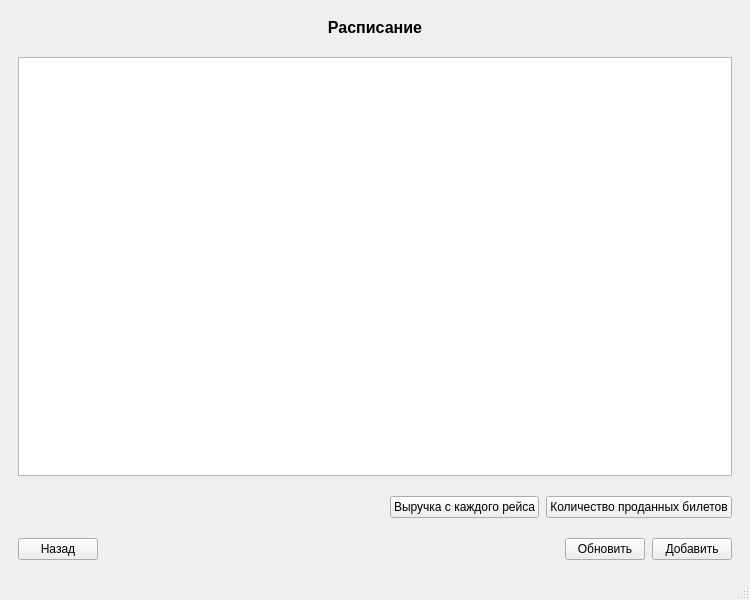
Old version of the form frontend/RWStation/mainwindow.ui in the repository ruslanonly/qt-railway-system.
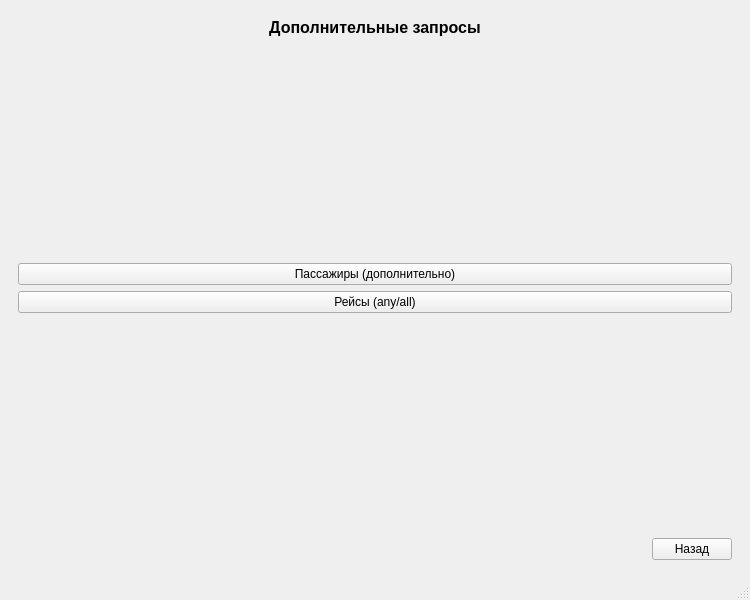
New version of the form.

The edit to the form file:
```diff
--- a/frontend/RWStation/mainwindow.ui
+++ b/frontend/RWStation/mainwindow.ui
@@ -18,7 +18,7 @@
     <item>
      <widget class="QStackedWidget" name="pagesWidget">
       <property name="currentIndex">
-       <number>6</number>
+       <number>7</number>
       </property>
       <widget class="QWidget" name="HomePage">
        <property name="sizePolicy">
@@ -797,6 +797,94 @@
         </item>
        </layout>
       </widget>
+      <widget class="QWidget" name="MiscPage">
+       <layout class="QVBoxLayout" name="verticalLayout_3">
+        <item>
+         <widget class="QLabel" name="homeHeading_2">
+          <property name="styleSheet">
+           <string notr="true">font-size: 12pt; font-weight: 700;</string>
+          </property>
+          <property name="text">
+           <string>Дополнительные запросы</string>
+          </property>
+          <property name="alignment">
+           <set>Qt::AlignCenter</set>
+          </property>
+         </widget>
+        </item>
+        <item>
+         <spacer name="verticalSpacer_2">
+          <property name="orientation">
+           <enum>Qt::Vertical</enum>
+          </property>
+          <property name="sizeHint" stdset="0">
+           <size>
+            <width>20</width>
+            <height>40</height>
+           </size>
+          </property>
+         </spacer>
+        </item>
+        <item>
+         <layout class="QGridLayout" name="redirectButtons_2" rowstretch="0,0">
+          <item row="0" column="0">
+           <widget class="QPushButton" name="passengerAdditionalButton">
+            <property name="cursor">
+             <cursorShape>PointingHandCursor</cursorShape>
+            </property>
+            <property name="text">
+             <string>Пассажиры (дополнительно)</string>
+            </property>
+           </widget>
+          </item>
+          <item row="1" column="0">
+           <widget class="QPushButton" name="scheduleAnyAllButton">
+            <property name="text">
+             <string>Рейсы (any/all)</string>
+            </property>
+           </widget>
+          </item>
+         </layout>
+        </item>
+        <item>
+         <spacer name="verticalSpacer_4">
+          <property name="orientation">
+           <enum>Qt::Vertical</enum>
+          </property>
+          <property name="sizeHint" stdset="0">
+           <size>
+            <width>20</width>
+            <height>40</height>
+           </size>
+          </property>
+         </spacer>
+        </item>
+        <item>
+         <layout class="QHBoxLayout" name="horizontalLayout_9">
+          <item>
+           <spacer name="horizontalSpacer_8">
+            <property name="orientation">
+             <enum>Qt::Horizontal</enum>
+            </property>
+            <property name="sizeHint" stdset="0">
+             <size>
+              <width>40</width>
+              <height>20</height>
+             </size>
+            </property>
+           </spacer>
+          </item>
+          <item>
+           <widget class="QPushButton" name="backMiscPageButton">
+            <property name="text">
+             <string>Назад</string>
+            </property>
+           </widget>
+          </item>
+         </layout>
+        </item>
+       </layout>
+      </widget>
      </widget>
     </item>
    </layout>
```
Left out of the diff: 18 changed lines with no effect on the pictures.
